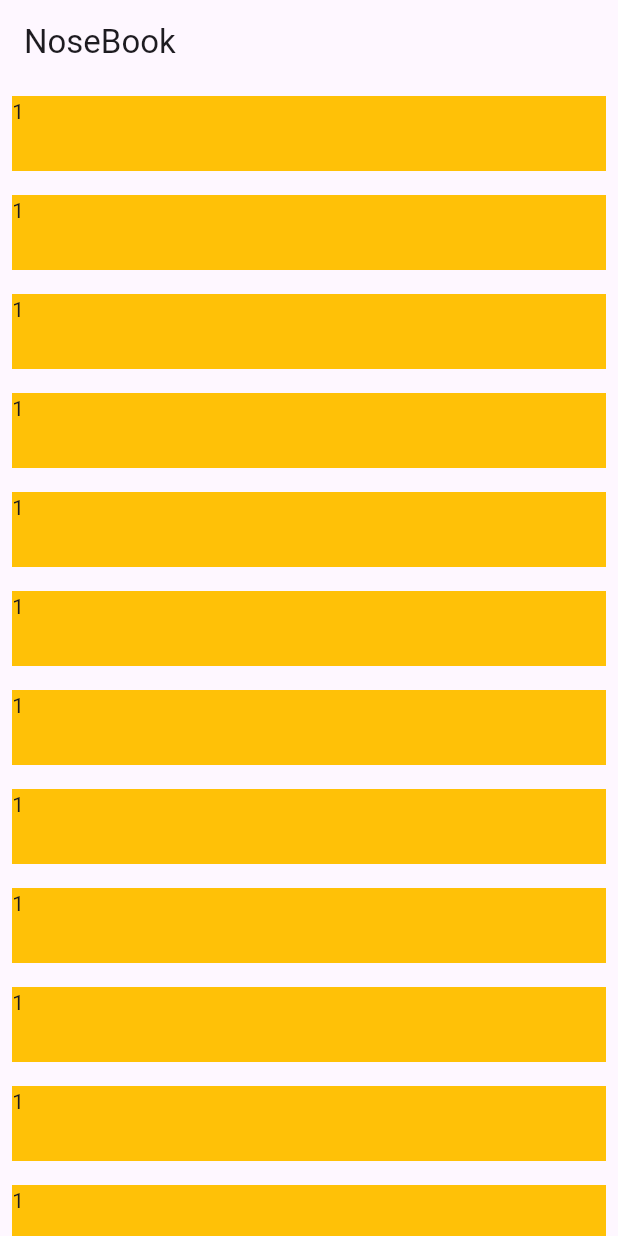
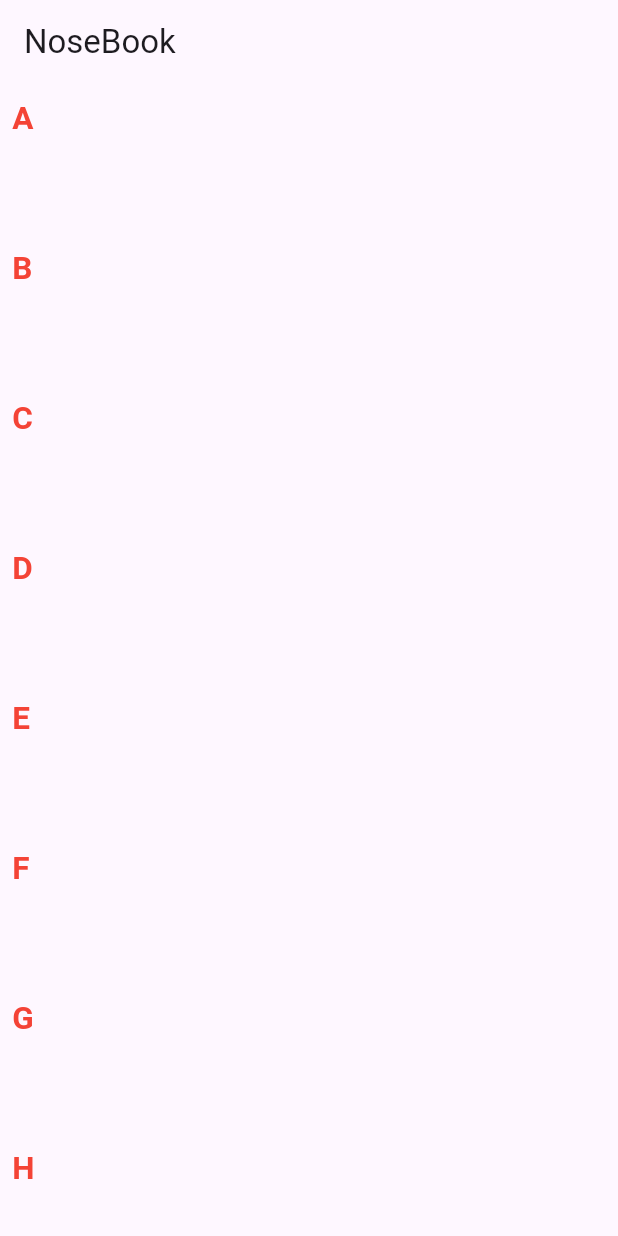
Before and after one commit to anilmhrzn/flutter, a Flutter app: the screen it shows after launch, on a phone screen of 412 x 824 dp. Run offline on Flutter 3.47's test engine with Material 2 defaults, Android fonts, the phone set to English and light mode, and no system bars.

Commit message:
listView builder learnt

```diff
--- a/lib/main.dart
+++ b/lib/main.dart
@@ -37,6 +37,8 @@ class _MyHomePageState extends State<MyHomePage> {
 
   @override
   Widget build(BuildContext context) {
+    var alphabetsName =['A', 'B', 'C', 'D', 'E', 'F', 'G', 'H', 'I', 'J', 'K', 'L', 'M', 'N', 'O', 'P', 'Q', 'R', 'S', 'T', 'U', 'V', 'W', 'X', 'Y', 'Z'];
+
     return Scaffold(
       appBar: AppBar(
         title: Text(widget.title),
@@ -308,267 +310,283 @@ class _MyHomePageState extends State<MyHomePage> {
 
 
     //TODO: EG-2
-      body: ListView(
-        scrollDirection: Axis.vertical,
-        children: [
-
-          // ListView(
-          //   scrollDirection: Axis.horizontal,
-          //   children: [
-          //     Container(
-          //       height: 200,
-          //       width: 200,
-          //       color: Colors.amber,
-          //     )
-          //   ],
-          // ),
-          Padding(
-            padding: const EdgeInsets.all(8.0),
-            child: Container(
-              height: 50,
-              width: 50,
-              color: Colors.amber,
-            child: Text("1"),
-            ),
-          ),
-          Padding(
-            padding: const EdgeInsets.all(8.0),
-            child: Container(
-              height: 50,
-              width: 50,
-              color: Colors.amber,
-              child: Text("1"),
-            ),
-          ),Padding(
-            padding: const EdgeInsets.all(8.0),
-            child: Container(
-              height: 50,
-              width: 50,
-              color: Colors.amber,
-              child: Text("1"),
-            ),
-          ),Padding(
-            padding: const EdgeInsets.all(8.0),
-            child: Container(
-              height: 50,
-              width: 50,
-              color: Colors.amber,
-              child: Text("1"),
-            ),
-          ),Padding(
-            padding: const EdgeInsets.all(8.0),
-            child: Container(
-              height: 50,
-              width: 50,
-              color: Colors.amber,
-              child: Text("1"),
-            ),
-          ),Padding(
-            padding: const EdgeInsets.all(8.0),
-            child: Container(
-              height: 50,
-              width: 50,
-              color: Colors.amber,
-              child: Text("1"),
-            ),
-          ),Padding(
-            padding: const EdgeInsets.all(8.0),
-            child: Container(
-              height: 50,
-              width: 50,
-              color: Colors.amber,
-              child: Text("1"),
-            ),
-          ),Padding(
-            padding: const EdgeInsets.all(8.0),
-            child: Container(
-              height: 50,
-              width: 50,
-              color: Colors.amber,
-              child: Text("1"),
-            ),
-          ),Padding(
-            padding: const EdgeInsets.all(8.0),
-            child: Container(
-              height: 50,
-              width: 50,
-              color: Colors.amber,
-              child: Text("1"),
-            ),
-          ),Padding(
-            padding: const EdgeInsets.all(8.0),
-            child: Container(
-              height: 50,
-              width: 50,
-              color: Colors.amber,
-              child: Text("1"),
-            ),
-          ),Padding(
-            padding: const EdgeInsets.all(8.0),
-            child: Container(
-              height: 50,
-              width: 50,
-              color: Colors.amber,
-              child: Text("1"),
-            ),
-          ),Padding(
-            padding: const EdgeInsets.all(8.0),
-            child: Container(
-              height: 50,
-              width: 50,
-              color: Colors.amber,
-              child: Text("1"),
-            ),
-          ),Padding(
-            padding: const EdgeInsets.all(8.0),
-            child: Container(
-              height: 50,
-              width: 50,
-              color: Colors.amber,
-              child: Text("1"),
-            ),
-          ),Padding(
-            padding: const EdgeInsets.all(8.0),
-            child: Container(
-              height: 50,
-              width: 50,
-              color: Colors.amber,
-              child: Text("1"),
-            ),
-          ),Padding(
-            padding: const EdgeInsets.all(8.0),
-            child: Container(
-              height: 50,
-              width: 50,
-              color: Colors.amber,
-              child: Text("1"),
-            ),
-          ),Padding(
-            padding: const EdgeInsets.all(8.0),
-            child: Container(
-              height: 50,
-              width: 50,
-              color: Colors.amber,
-              child: Text("1"),
-            ),
-          ),Padding(
-            padding: const EdgeInsets.all(8.0),
-            child: Container(
-              height: 50,
-              width: 50,
-              color: Colors.amber,
-              child: Text("1"),
-            ),
-          ),Padding(
-            padding: const EdgeInsets.all(8.0),
-            child: Container(
-              height: 50,
-              width: 50,
-              color: Colors.amber,
-              child: Text("1"),
-            ),
-          ),Padding(
-            padding: const EdgeInsets.all(8.0),
-            child: Container(
-              height: 50,
-              width: 50,
-              color: Colors.amber,
-              child: Text("1"),
-            ),
-          ),Padding(
-            padding: const EdgeInsets.all(8.0),
-            child: Container(
-              height: 50,
-              width: 50,
-              color: Colors.amber,
-              child: Text("1"),
-            ),
-          ),Padding(
-            padding: const EdgeInsets.all(8.0),
-            child: Container(
-              height: 50,
-              width: 50,
-              color: Colors.amber,
-              child: Text("1"),
-            ),
-          ),Padding(
-            padding: const EdgeInsets.all(8.0),
-            child: Container(
-              height: 50,
-              width: 50,
-              color: Colors.amber,
-              child: Text("1"),
-            ),
-          ),Padding(
-            padding: const EdgeInsets.all(8.0),
-            child: Container(
-              height: 50,
-              width: 50,
-              color: Colors.amber,
-              child: Text("1"),
-            ),
-          ),Padding(
-            padding: const EdgeInsets.all(8.0),
-            child: Container(
-              height: 50,
-              width: 50,
-              color: Colors.amber,
-              child: Text("1"),
-            ),
-          ),Padding(
-            padding: const EdgeInsets.all(8.0),
-            child: Container(
-              height: 50,
-              width: 50,
-              color: Colors.amber,
-              child: Text("1"),
-            ),
-          ),Padding(
-            padding: const EdgeInsets.all(8.0),
-            child: Container(
-              height: 50,
-              width: 50,
-              color: Colors.amber,
-              child: Text("1"),
-            ),
-          ),Padding(
-            padding: const EdgeInsets.all(8.0),
-            child: Container(
-              height: 50,
-              width: 50,
-              color: Colors.amber,
-              child: Text("1"),
-            ),
-          ),Padding(
-            padding: const EdgeInsets.all(8.0),
-            child: Container(
-              height: 50,
-              width: 50,
-              color: Colors.amber,
-              child: Text("1"),
-            ),
-          ),Padding(
-            padding: const EdgeInsets.all(8.0),
-            child: Container(
-              height: 50,
-              width: 50,
-              color: Colors.amber,
-              child: Text("1"),
-            ),
-          ),Padding(
-            padding: const EdgeInsets.all(8.0),
-            child: Container(
-              height: 50,
-              width: 50,
-              color: Colors.amber,
-              child: Text("1"),
-            ),
-          ),
-        ],
-
-      ),
+    //   body: ListView(
+    //     scrollDirection: Axis.vertical,
+    //     children: [
+    //
+    //       // ListView(
+    //       //   scrollDirection: Axis.horizontal,
+    //       //   children: [
+    //       //     Container(
+    //       //       height: 200,
+    //       //       width: 200,
+    //       //       color: Colors.amber,
+    //       //     )
+    //       //   ],
+    //       // ),
+    //       Padding(
+    //         padding: const EdgeInsets.all(8.0),
+    //         child: Container(
+    //           height: 50,
+    //           width: 50,
+    //           color: Colors.amber,
+    //         child: Text("1"),
+    //         ),
+    //       ),
+    //       Padding(
+    //         padding: const EdgeInsets.all(8.0),
+    //         child: Container(
+    //           height: 50,
+    //           width: 50,
+    //           color: Colors.amber,
+    //           child: Text("1"),
+    //         ),
+    //       ),Padding(
+    //         padding: const EdgeInsets.all(8.0),
+    //         child: Container(
+    //           height: 50,
+    //           width: 50,
+    //           color: Colors.amber,
+    //           child: Text("1"),
+    //         ),
+    //       ),Padding(
+    //         padding: const EdgeInsets.all(8.0),
+    //         child: Container(
+    //           height: 50,
+    //           width: 50,
+    //           color: Colors.amber,
+    //           child: Text("1"),
+    //         ),
+    //       ),Padding(
+    //         padding: const EdgeInsets.all(8.0),
+    //         child: Container(
+    //           height: 50,
+    //           width: 50,
+    //           color: Colors.amber,
+    //           child: Text("1"),
+    //         ),
+    //       ),Padding(
+    //         padding: const EdgeInsets.all(8.0),
+    //         child: Container(
+    //           height: 50,
+    //           width: 50,
+    //           color: Colors.amber,
+    //           child: Text("1"),
+    //         ),
+    //       ),Padding(
+    //         padding: const EdgeInsets.all(8.0),
+    //         child: Container(
+    //           height: 50,
+    //           width: 50,
+    //           color: Colors.amber,
+    //           child: Text("1"),
+    //         ),
+    //       ),Padding(
+    //         padding: const EdgeInsets.all(8.0),
+    //         child: Container(
+    //           height: 50,
+    //           width: 50,
+    //           color: Colors.amber,
+    //           child: Text("1"),
+    //         ),
+    //       ),Padding(
+    //         padding: const EdgeInsets.all(8.0),
+    //         child: Container(
+    //           height: 50,
+    //           width: 50,
+    //           color: Colors.amber,
+    //           child: Text("1"),
+    //         ),
+    //       ),Padding(
+    //         padding: const EdgeInsets.all(8.0),
+    //         child: Container(
+    //           height: 50,
+    //           width: 50,
+    //           color: Colors.amber,
+    //           child: Text("1"),
+    //         ),
+    //       ),Padding(
+    //         padding: const EdgeInsets.all(8.0),
+    //         child: Container(
+    //           height: 50,
+    //           width: 50,
+    //           color: Colors.amber,
+    //           child: Text("1"),
+    //         ),
+    //       ),Padding(
+    //         padding: const EdgeInsets.all(8.0),
+    //         child: Container(
+    //           height: 50,
+    //           width: 50,
+    //           color: Colors.amber,
+    //           child: Text("1"),
+    //         ),
+    //       ),Padding(
+    //         padding: const EdgeInsets.all(8.0),
+    //         child: Container(
+    //           height: 50,
+    //           width: 50,
+    //           color: Colors.amber,
+    //           child: Text("1"),
+    //         ),
+    //       ),Padding(
+    //         padding: const EdgeInsets.all(8.0),
+    //         child: Container(
+    //           height: 50,
+    //           width: 50,
+    //           color: Colors.amber,
+    //           child: Text("1"),
+    //         ),
+    //       ),Padding(
+    //         padding: const EdgeInsets.all(8.0),
+    //         child: Container(
+    //           height: 50,
+    //           width: 50,
+    //           color: Colors.amber,
+    //           child: Text("1"),
+    //         ),
+    //       ),Padding(
+    //         padding: const EdgeInsets.all(8.0),
+    //         child: Container(
+    //           height: 50,
+    //           width: 50,
+    //           color: Colors.amber,
+    //           child: Text("1"),
+    //         ),
+    //       ),Padding(
+    //         padding: const EdgeInsets.all(8.0),
+    //         child: Container(
+    //           height: 50,
+    //           width: 50,
+    //           color: Colors.amber,
+    //           child: Text("1"),
+    //         ),
+    //       ),Padding(
+    //         padding: const EdgeInsets.all(8.0),
+    //         child: Container(
+    //           height: 50,
+    //           width: 50,
+    //           color: Colors.amber,
+    //           child: Text("1"),
+    //         ),
+    //       ),Padding(
+    //         padding: const EdgeInsets.all(8.0),
+    //         child: Container(
+    //           height: 50,
+    //           width: 50,
+    //           color: Colors.amber,
+    //           child: Text("1"),
+    //         ),
+    //       ),Padding(
+    //         padding: const EdgeInsets.all(8.0),
+    //         child: Container(
+    //           height: 50,
+    //           width: 50,
+    //           color: Colors.amber,
+    //           child: Text("1"),
+    //         ),
+    //       ),Padding(
+    //         padding: const EdgeInsets.all(8.0),
+    //         child: Container(
+    //           height: 50,
+    //           width: 50,
+    //           color: Colors.amber,
+    //           child: Text("1"),
+    //         ),
+    //       ),Padding(
+    //         padding: const EdgeInsets.all(8.0),
+    //         child: Container(
+    //           height: 50,
+    //           width: 50,
+    //           color: Colors.amber,
+    //           child: Text("1"),
+    //         ),
+    //       ),Padding(
+    //         padding: const EdgeInsets.all(8.0),
+    //         child: Container(
+    //           height: 50,
+    //           width: 50,
+    //           color: Colors.amber,
+    //           child: Text("1"),
+    //         ),
+    //       ),Padding(
+    //         padding: const EdgeInsets.all(8.0),
+    //         child: Container(
+    //           height: 50,
+    //           width: 50,
+    //           color: Colors.amber,
+    //           child: Text("1"),
+    //         ),
+    //       ),Padding(
+    //         padding: const EdgeInsets.all(8.0),
+    //         child: Container(
+    //           height: 50,
+    //           width: 50,
+    //           color: Colors.amber,
+    //           child: Text("1"),
+    //         ),
+    //       ),Padding(
+    //         padding: const EdgeInsets.all(8.0),
+    //         child: Container(
+    //           height: 50,
+    //           width: 50,
+    //           color: Colors.amber,
+    //           child: Text("1"),
+    //         ),
+    //       ),Padding(
+    //         padding: const EdgeInsets.all(8.0),
+    //         child: Container(
+    //           height: 50,
+    //           width: 50,
+    //           color: Colors.amber,
+    //           child: Text("1"),
+    //         ),
+    //       ),Padding(
+    //         padding: const EdgeInsets.all(8.0),
+    //         child: Container(
+    //           height: 50,
+    //           width: 50,
+    //           color: Colors.amber,
+    //           child: Text("1"),
+    //         ),
+    //       ),Padding(
+    //         padding: const EdgeInsets.all(8.0),
+    //         child: Container(
+    //           height: 50,
+    //           width: 50,
+    //           color: Colors.amber,
+    //           child: Text("1"),
+    //         ),
+    //       ),Padding(
+    //         padding: const EdgeInsets.all(8.0),
+    //         child: Container(
+    //           height: 50,
+    //           width: 50,
+    //           color: Colors.amber,
+    //           child: Text("1"),
+    //         ),
+    //       ),
+    //     ],
+    //
+    //   ),
 
 
+    //todo: listview.builder
+      body: ListView.builder(itemBuilder: (context,index){
+
+        return Padding(
+          padding: const EdgeInsets.all(8.0),
+          child: Text(alphabetsName[index],style: TextStyle(
+            fontWeight: FontWeight.bold,
+            fontSize: 21,
+            color: Colors.red
+
+          ),
+          ),
+        );
+      },itemCount: alphabetsName.length,
+        itemExtent: 100,
+      ),
 
 
 
```
